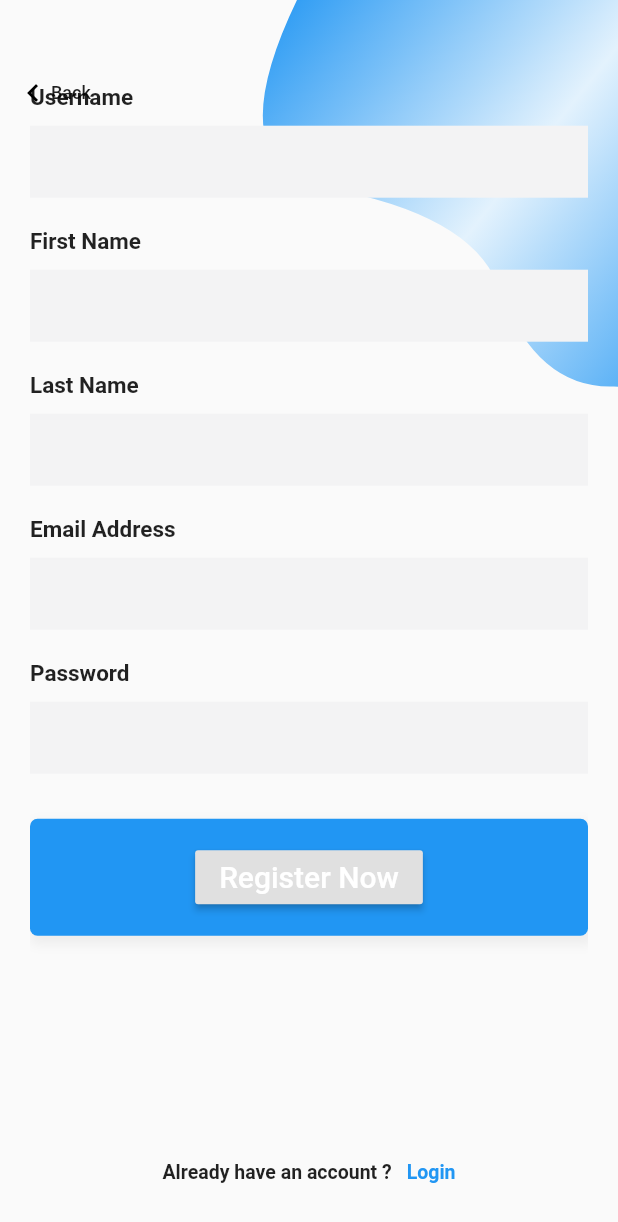
After one commit to roock3r/eshop-mobile, a Flutter app: the SignUpPage screen opened directly, scrolled down 239 dp, after a tap on "Register Now", on a phone screen of 412 x 824 dp. The commit adds this screen. Shown: the top 1222 px of the screen. Run offline on Flutter 3.47's test engine with Material 2 defaults, Android fonts, the phone set to English and light mode, and no system bars; our stand-ins replace dio, flutter_screenutil, getflutter, google_fonts, shared_preferences; missing offline and left inert: flutter_facebook_login; accounts and stored records are empty; network calls fail.

Commit message:
Added authentication provider for signup, login and check if user is logged out/in.

```diff
--- /dev/null
+++ b/lib/auth.dart
@@ -0,0 +1,131 @@
+import 'dart:convert';
+import 'dart:io';
+// import 'package:bigshop/functions/helpers/getToken.dart';
+// import 'package:cobalt_blue/functions/saveCurrentToken.dart';
+import 'package:flutter/material.dart';
+import 'package:http/http.dart';
+import 'package:provider/provider.dart';
+import 'package:http/http.dart' as http;
+import 'package:bigshop/res/constants.dart';
+import 'package:bigshop/models/json/User.dart';
+import 'package:bigshop/models/json/Token.dart';
+
+class AuthState extends ChangeNotifier {
+  bool _isLoggedIn;
+  User _user;
+  String _error;
+  String _token;
+
+  bool get isLoggedIn => _isLoggedIn;
+  User get user => _user;
+  String get error => _error;
+  String get token => _token;
+
+  AuthState() {
+    _init();
+  }
+
+  _init() {
+    _isLoggedIn = false;
+    _user = null;
+    _token = null;
+    _checkIsLoggedIn();
+  }
+
+  Future<User> _getAccount(String token) async {
+    var userUrl = AppConstants.apiRoute + "me";
+    try {
+      final dynamic res = await http.get(
+        userUrl,
+        headers: {HttpHeaders.authorizationHeader: "Bearer $token"},
+      );
+      if (res.statusCode == 200) {
+        var body = jsonDecode(res.body);
+        return User.fromJson(body['user']);
+      } else {
+        throw ('Did not respond properly');
+      }
+    } catch (e) {
+      throw (e);
+    }
+  }
+
+  _checkIsLoggedIn() async {
+    try {
+      _user = await _getAccount(_token);
+      _isLoggedIn = true;
+      notifyListeners();
+    } catch (e) {
+      print(e);
+    }
+  }
+  // logout() async {
+  //   try {
+  //     Response res = await account.deleteSession(sessionId: 'current');
+  //     _isLoggedIn = false;
+  //     _user = null;
+  //     notifyListeners();
+  //   } catch (e) {
+  //     _error = e.message;
+  //     notifyListeners();
+  //   }
+  // }
+
+  login(String username, String password) async {
+    final loginUrl = AppConstants.apiRoute + "token/";
+    try {
+      Map<String, String> body = {
+        'username': "${username}",
+        'password': "${password}",
+      };
+
+      var result = await http.post(
+        loginUrl,
+        headers: {'Content-Type': 'application/json'},
+        body: json.encode(body),
+      );
+
+      if (result.statusCode == 200) {
+        final response = json.decode(result.body);
+        _token = Token.fromJson(response).access;
+        _isLoggedIn = true;
+        _user = await _getAccount(_token);
+        notifyListeners();
+      }
+    } catch (e) {
+      print(e);
+    }
+  }
+
+  Future<dynamic> createAccount(String username, String password, String email, String firstName, String lastName) async {
+    final registerUrl = AppConstants.apiRoute + "register";
+    try {
+      Map<String, String> body = {
+        'username': "${username}",
+        'password':"${password}",
+        'email': "${email}",
+        'first_name':"${firstName}",
+        'last_name':"${lastName}"
+      };
+      var result = await http.post(registerUrl, headers: {'Content-Type': 'application/json'}, body: json.encode(body) );
+      if (result.statusCode == 200) {
+        final response = json.decode(result.body);
+        print(response);
+        notifyListeners();
+        return response;
+      }else{
+        print(result);
+        badStatusCode(result);
+      }
+    } catch (e) {
+      print(e);
+      badStatusCode(e);
+    }
+  }
+
+  badStatusCode(Response response){
+    debugPrint("Bad status code ${response.statusCode} returned from server.");
+    debugPrint("Response body ${response.body} returned from server.");
+    throw Exception('Bad status code ${response.statusCode} returned from server.');
+  }
+}
--- /dev/null
+++ b/lib/pages/signup.dart
@@ -0,0 +1,237 @@
+import 'package:bigshop/auth.dart';
+import 'package:bigshop/pages/home.dart';
+import 'package:flutter/material.dart';
+import 'package:bigshop/common/widgets/bezierContainer.dart';
+import 'package:bigshop/pages/loginPage.dart';
+import 'package:flutter/services.dart';
+import 'package:google_fonts/google_fonts.dart';
+import 'package:provider/provider.dart';
+import 'package:bigshop/common/widgets/pleaseWaitWidget.dart';
+
+import '../routes.dart';
+
+class SignUpPage extends StatefulWidget {
+  SignUpPage({Key key, this.title}) : super(key: key);
+
+  final String title;
+
+  @override
+  _SignUpPageState createState() => _SignUpPageState();
+}
+
+class _SignUpPageState extends State<SignUpPage> {
+
+  TextEditingController _username = TextEditingController();
+  TextEditingController _password = TextEditingController();
+  TextEditingController _email = TextEditingController();
+  TextEditingController _firstName = TextEditingController();
+  TextEditingController _lastName = TextEditingController();
+
+
+  Widget _backButton() {
+    return InkWell(
+      onTap: () {
+        Navigator.pop(context);
+      },
+      child: Container(
+        padding: EdgeInsets.symmetric(horizontal: 10),
+        child: Row(
+          children: <Widget>[
+            Container(
+              padding: EdgeInsets.only(left: 0, top: 10, bottom: 10),
+              child: Icon(Icons.keyboard_arrow_left, color: Colors.black),
+            ),
+            Text('Back',
+                style: TextStyle(fontSize: 12, fontWeight: FontWeight.w500))
+          ],
+        ),
+      ),
+    );
+  }
+
+  Widget _entryField(String title, TextEditingController controller, {bool isPassword = false}) {
+    return Container(
+      margin: EdgeInsets.symmetric(vertical: 10),
+      child: Column(
+        crossAxisAlignment: CrossAxisAlignment.start,
+        children: <Widget>[
+          Text(
+            title,
+            style: TextStyle(fontWeight: FontWeight.bold, fontSize: 15),
+          ),
+          SizedBox(
+            height: 10,
+          ),
+          TextField(
+              controller: controller,
+              obscureText: isPassword,
+              decoration: InputDecoration(
+                  border: InputBorder.none,
+                  fillColor: Color(0xfff3f3f4),
+                  filled: true))
+        ],
+      ),
+    );
+  }
+
+  Widget _submitButton() {
+    return Container(
+      width: MediaQuery.of(context).size.width,
+      padding: EdgeInsets.symmetric(vertical: 15),
+      alignment: Alignment.center,
+      decoration: BoxDecoration(
+          borderRadius: BorderRadius.all(Radius.circular(5)),
+          boxShadow: <BoxShadow>[
+            BoxShadow(
+                color: Colors.grey.shade200,
+                offset: Offset(2, 4),
+                blurRadius: 5,
+                spreadRadius: 2)
+          ],
+          gradient: LinearGradient(
+              begin: Alignment.centerLeft,
+              end: Alignment.centerRight,
+              colors: [
+                Theme.of(context).accentColor,
+                Theme.of(context).primaryColor
+              ])),
+      child: RaisedButton(
+        onPressed: (){
+          SystemChannels.textInput.invokeMethod('TextInput.hide');
+          AuthState state =
+          Provider.of<AuthState>(context, listen: false);
+          state.createAccount(
+              _username.text,
+              _password.text,
+              _email.text,
+              _firstName.text,
+              _lastName.text,
+          ).then((response){
+            Navigator.pushNamed(context, AppRoutes.login);
+          });
+        },
+        child: Text(
+          'Register Now',
+          style: TextStyle(fontSize: 20, color: Colors.white),
+        ),
+      ),
+    );
+  }
+
+  Widget _loginAccountLabel() {
+    return InkWell(
+      onTap: () {
+        Navigator.push(
+            context, MaterialPageRoute(builder: (context) => LoginPage()));
+      },
+      child: Container(
+        margin: EdgeInsets.symmetric(vertical: 20),
+        padding: EdgeInsets.all(15),
+        alignment: Alignment.bottomCenter,
+        child: Row(
+          mainAxisAlignment: MainAxisAlignment.center,
+          children: <Widget>[
+            Text(
+              'Already have an account ?',
+              style: TextStyle(fontSize: 13, fontWeight: FontWeight.w600),
+            ),
+            SizedBox(
+              width: 10,
+            ),
+            Text(
+              'Login',
+              style: TextStyle(
+                  color: Theme.of(context).primaryColor,
+                  fontSize: 13,
+                  fontWeight: FontWeight.w600),
+            ),
+          ],
+        ),
+      ),
+    );
+  }
+
+  Widget _title() {
+    return RichText(
+      textAlign: TextAlign.center,
+      text: TextSpan(
+          text: 'B',
+          style: GoogleFonts.roboto(
+            textStyle: Theme.of(context).textTheme.display1,
+            fontSize: 60,
+            fontWeight: FontWeight.w700,
+            color: Theme.of(context).accentColor,
+          ),
+          children: [
+            TextSpan(
+              text: 'ig',
+              style: TextStyle(color: Colors.black, fontSize: 50),
+            ),
+            TextSpan(
+              text: 'shop',
+              style: TextStyle(color: Theme.of(context).primaryColor, fontSize: 50),
+            ),
+          ]),
+    );
+  }
+
+  Widget _emailPasswordWidget() {
+    return Column(
+      children: <Widget>[
+        _entryField("Username", _username),
+        _entryField("First Name", _firstName),
+        _entryField("Last Name", _lastName),
+        _entryField("Email Address", _email),
+        _entryField("Password",_password, isPassword: true),
+      ],
+    );
+
+
+  }
+
+  @override
+  Widget build(BuildContext context) {
+
+    final height = MediaQuery.of(context).size.height;
+    return Consumer<AuthState>(
+        builder: (context, value, child) {
+          return value.isLoggedIn ? HomePage() : Scaffold(
+            body: Container(
+              height: height,
+              child: Stack(
+                children: <Widget>[
+                  Positioned(
+                    top: -MediaQuery.of(context).size.height * .15,
+                    right: -MediaQuery.of(context).size.width * .4,
+                    child: BezierContainer(),
+                  ),
+                  Container(
+                    padding: EdgeInsets.symmetric(horizontal: 20),
+                    child: SingleChildScrollView(
+                      child: Column(
+                        crossAxisAlignment: CrossAxisAlignment.center,
+                        mainAxisAlignment: MainAxisAlignment.center,
+                        children: <Widget>[
+                          SizedBox(height: height * .2),
+                          _title(),
+                          SizedBox(
+                            height: 50,
+                          ),
+                          _emailPasswordWidget(),
+                          SizedBox(
+                            height: 20,
+                          ),
+                          _submitButton(),
+                          SizedBox(height: height * .14),
+                          _loginAccountLabel(),
+                        ],
+                      ),
+                    ),
+                  ),
+                  Positioned(top: 40, left: 0, child: _backButton()),
+                ],
+              ),
+            ),
+          );});
+  }
+}
--- /dev/null
+++ b/lib/providers.dart
@@ -0,0 +1,18 @@
+import 'package:provider/provider.dart';
+import 'package:provider/single_child_widget.dart';
+import 'package:bigshop/auth.dart';
+import 'common/providers/cart.dart';
+import 'common/providers/orders.dart';
+
+List<SingleChildWidget> providers = [
+  ChangeNotifierProvider(
+    create: (context) => AuthState(),
+    lazy: false,
+  ),
+  ChangeNotifierProvider.value(
+    value: Cart(),
+  ),
+  ChangeNotifierProvider.value(
+    value: Orders(),
+  ),
+];
--- /dev/null
+++ b/lib/res/constants.dart
@@ -0,0 +1,3 @@
+class AppConstants {
+  static const String apiRoute = 'https://bigshop.silvatech.org/api/';
+}
```
Also changed, not shown: lib/pages/cart.dart (+28 -8 lines), lib/pages/loginPage.dart (added, +304 -0 lines).
